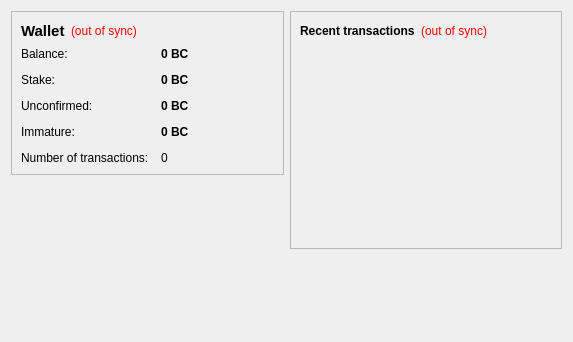
Qt form src/qt/forms/overviewpage.ui (dkwzjw/ringo) before a commit.
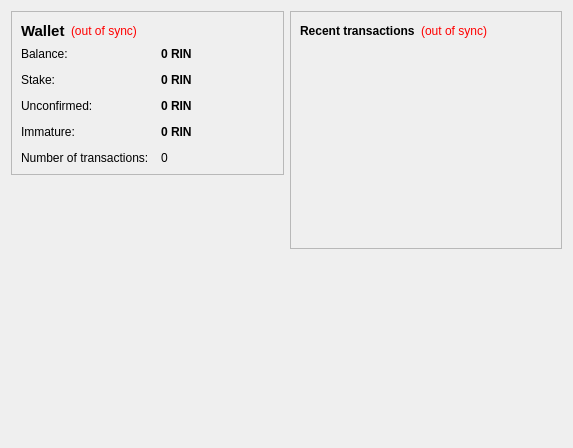
The same form after that commit. Icons and pictures are not drawn.

```diff
--- a/src/qt/forms/overviewpage.ui
+++ b/src/qt/forms/overviewpage.ui
@@ -105,7 +105,7 @@
              <string>Your current balance</string>
             </property>
             <property name="text">
-             <string notr="true">0 BC</string>
+             <string notr="true">0 RIN</string>
             </property>
             <property name="textInteractionFlags">
              <set>Qt::LinksAccessibleByMouse|Qt::TextSelectableByKeyboard|Qt::TextSelectableByMouse</set>
@@ -134,7 +134,7 @@
              <string>Total of coins that was staked, and do not yet count toward the current balance</string>
             </property>
             <property name="text">
-             <string notr="true">0 BC</string>
+             <string notr="true">0 RIN</string>
             </property>
             <property name="textInteractionFlags">
              <set>Qt::LinksAccessibleByMouse|Qt::TextSelectableByKeyboard|Qt::TextSelectableByMouse</set>
@@ -163,7 +163,7 @@
              <string>Total of transactions that have yet to be confirmed, and do not yet count toward the current balance</string>
             </property>
             <property name="text">
-             <string notr="true">0 BC</string>
+             <string notr="true">0 RIN</string>
             </property>
             <property name="textInteractionFlags">
              <set>Qt::LinksAccessibleByMouse|Qt::TextSelectableByKeyboard|Qt::TextSelectableByMouse</set>
@@ -189,7 +189,7 @@
              <string>Mined balance that has not yet matured</string>
             </property>
             <property name="text">
-             <string notr="true">0 BC</string>
+             <string notr="true">0 RIN</string>
             </property>
             <property name="textInteractionFlags">
              <set>Qt::LinksAccessibleByMouse|Qt::TextSelectableByKeyboard|Qt::TextSelectableByMouse</set>
@@ -231,6 +231,20 @@
        </property>
       </spacer>
      </item>
+     <item>
+      <widget class="QFrame" name="frame_3">
+       <property name="minimumSize">
+        <size>
+         <width>0</width>
+         <height>256</height>
+        </size>
+       </property>
+       <property name="styleSheet">
+        <string notr="true">background-image: url(:/icons/Ringo256);background-repeat:none;background-position:bottom center;
+</string>
+       </property>
+      </widget>
+     </item>
     </layout>
    </item>
    <item>
```
Left out of the diff: 4 changed lines with no effect on the pictures.
